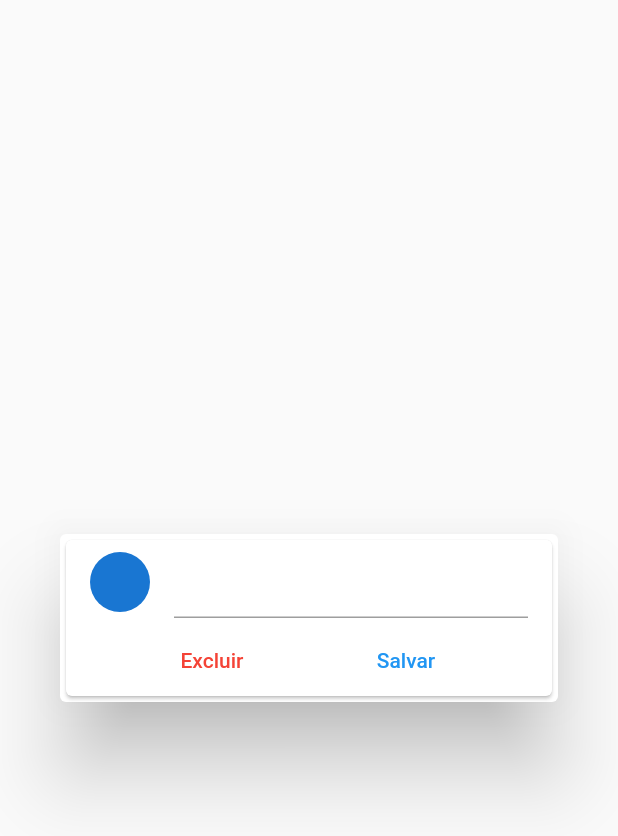
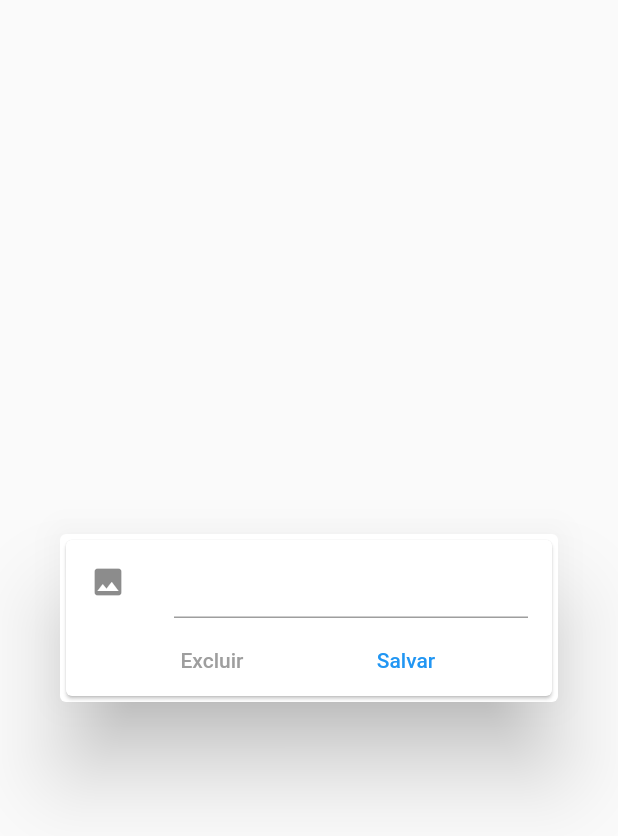
Before and after one commit to lucas-salles/loja-flutter, a Flutter app: the EditCategoryDialog widget shown alone on an empty page, opened directly, on a phone screen of 412 x 824 dp. Shown: the top 836 px of the screen. Run offline on Flutter 3.47's test engine with Material 2 defaults, Android fonts, the phone set to English and light mode, and no system bars; our stand-ins replace carousel_slider, cloud_firestore, firebase_auth, firebase_core, firebase_storage, flutter_speed_dial and 5 more; missing offline and left inert: bloc_pattern; accounts and stored records are empty; network calls fail; statements that could not run were skipped.

Commit message:
Carregando os dados da categoria

```diff
--- a/gerente_loja/lib/screens/home_screen.dart
+++ b/gerente_loja/lib/screens/home_screen.dart
@@ -6,6 +6,7 @@ import 'package:gerente_loja/blocs/user_bloc.dart';
 import 'package:gerente_loja/tabs/orders_tab.dart';
 import 'package:gerente_loja/tabs/products_tab.dart';
 import 'package:gerente_loja/tabs/users_tab.dart';
+import 'package:gerente_loja/widgets/edit_category_dialog.dart';
 
 class HomeScreen extends StatefulWidget {
   const HomeScreen({Key? key}) : super(key: key);
@@ -96,7 +97,6 @@ class _HomeScreenState extends State<HomeScreen> {
       case 0:
         return null;
       case 1:
-    }
         return SpeedDial(
           child: Icon(Icons.sort),
           backgroundColor: Colors.pinkAccent,
@@ -133,5 +133,15 @@ class _HomeScreenState extends State<HomeScreen> {
             ),
           ],
         );
+      case 2:
+        return FloatingActionButton(
+          onPressed: () {
+            showDialog(
+                context: context, builder: (context) => EditCategoryDialog());
+          },
+          child: Icon(Icons.add),
+          backgroundColor: Colors.pinkAccent,
+        );
     }
   }
+}
--- a/gerente_loja/lib/widgets/category_tile.dart
+++ b/gerente_loja/lib/widgets/category_tile.dart
@@ -20,7 +20,10 @@ class CategoryTile extends StatelessWidget {
           leading: GestureDetector(
             onTap: () {
               showDialog(
-                  context: context, builder: (context) => EditCategoryDialog());
+                  context: context,
+                  builder: (context) => EditCategoryDialog(
+                        category: category,
+                      ));
             },
             child: CircleAvatar(
               backgroundImage: NetworkImage(
--- a/gerente_loja/lib/widgets/edit_category_dialog.dart
+++ b/gerente_loja/lib/widgets/edit_category_dialog.dart
@@ -1,8 +1,26 @@
+import 'dart:io';
+
+import 'package:cloud_firestore/cloud_firestore.dart';
 import 'package:flutter/material.dart';
+import 'package:gerente_loja/blocs/category_bloc.dart';
 
-class EditCategoryDialog extends StatelessWidget {
-  const EditCategoryDialog({Key? key}) : super(key: key);
+class EditCategoryDialog extends StatefulWidget {
+  final DocumentSnapshot? category;
+  final CategoryBloc _categoryBloc;
 
+  final TextEditingController _controller;
+
+  EditCategoryDialog({Key? key, this.category})
+      : _categoryBloc = CategoryBloc(category: category),
+        _controller = TextEditingController(
+            text: category != null ? category.get("title") : ""),
+        super(key: key);
+
+  @override
+  State<EditCategoryDialog> createState() => _EditCategoryDialogState();
+}
+
+class _EditCategoryDialogState extends State<EditCategoryDialog> {
   @override
   Widget build(BuildContext context) {
     return Dialog(
@@ -12,22 +30,48 @@ class EditCategoryDialog extends StatelessWidget {
           children: [
             ListTile(
               leading: GestureDetector(
-                child: CircleAvatar(),
+                child: StreamBuilder(
+                    stream: widget._categoryBloc.outImage,
+                    builder: (context, snapshot) {
+                      if (snapshot.data != null) {
+                        return CircleAvatar(
+                          child: snapshot.data is File
+                              ? Image.file(
+                                  snapshot.data as File,
+                                  fit: BoxFit.cover,
+                                )
+                              : Image.network(
+                                  snapshot.data as String,
+                                  fit: BoxFit.cover,
+                                ),
+                          backgroundColor: Colors.transparent,
+                        );
+                      } else {
+                        return Icon(Icons.image);
+                      }
+                    }),
               ),
-              title: TextField(),
+              title: TextField(
+                controller: widget._controller,
+              ),
             ),
             Row(
               mainAxisAlignment: MainAxisAlignment.spaceEvenly,
               children: [
-                TextButton(
-                  onPressed: () {},
-                  child: Text(
-                    "Excluir",
-                    style: TextStyle(
-                      color: Colors.red,
-                    ),
-                  ),
-                ),
+                StreamBuilder<bool>(
+                    stream: widget._categoryBloc.outDelete,
+                    builder: (context, snapshot) {
+                      if (!snapshot.hasData) return Container();
+                      return TextButton(
+                        onPressed: snapshot.data! ? () {} : null,
+                        child: Text(
+                          "Excluir",
+                          style: TextStyle(
+                            color: snapshot.data! ? Colors.red : Colors.grey,
+                          ),
+                        ),
+                      );
+                    }),
                 TextButton(
                   onPressed: () {},
                   child: Text("Salvar"),
```
Lines whose indentation alone changed are shown as unchanged.
